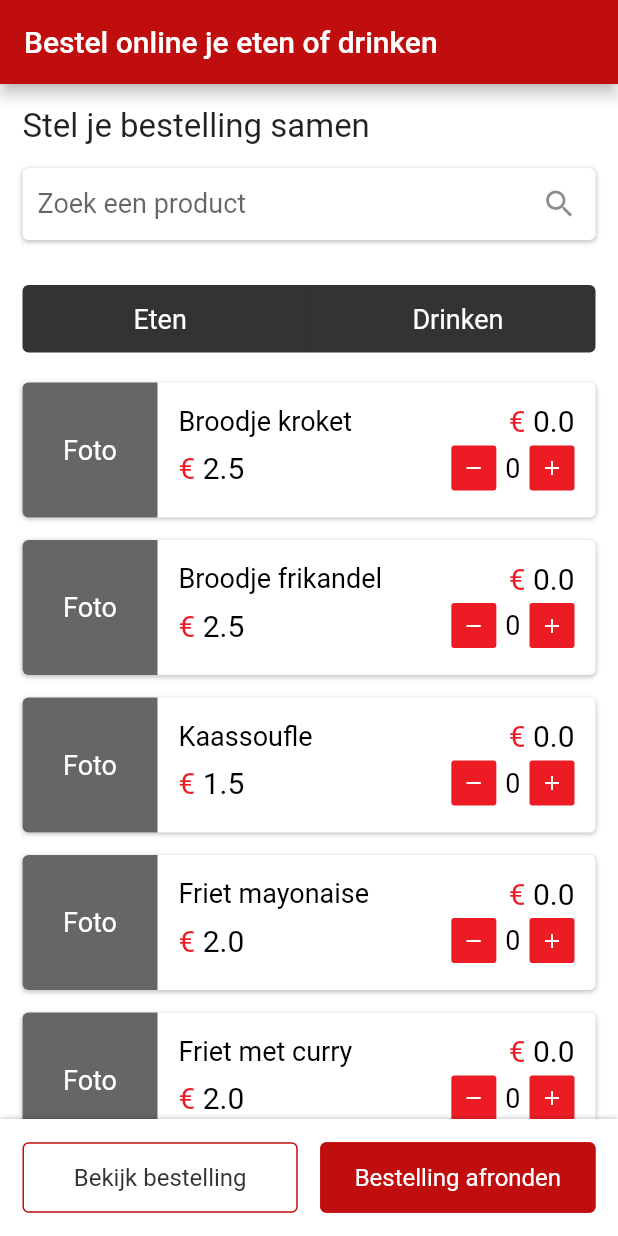
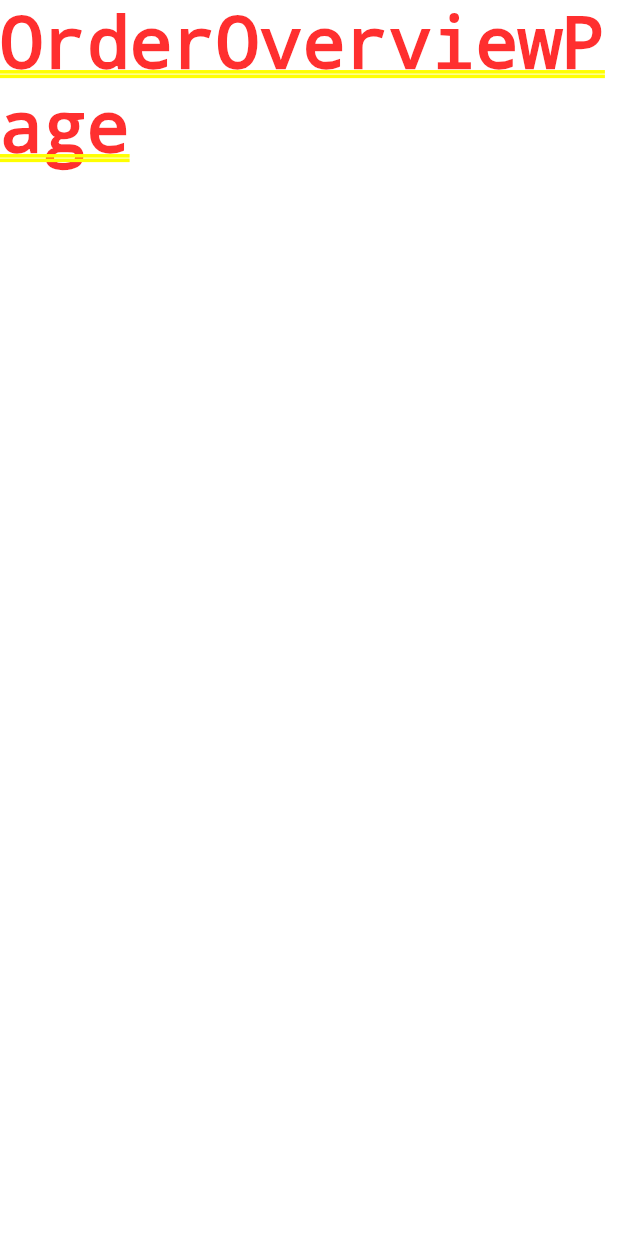
Before and after one commit to Semester6-PSV/catering-flutter-frontend, a Flutter app: the screen it shows after launch, after a tap on "Bestelling afronden", on a phone screen of 412 x 824 dp. Run offline on Flutter 3.47's test engine with Material 2 defaults, Android fonts, the light colour scheme and no system bars; Roboto replaces fonts that are missing (Klavika-Bold, Klavika-Light, Klavika-Medium).

Commit message:
Add routing

```diff
--- a/lib/main.dart
+++ b/lib/main.dart
@@ -1,6 +1,6 @@
 import 'package:flutter/material.dart';
 import 'package:catering_flutter_frontend/config/index.dart';
-import 'package:catering_flutter_frontend/pages/orderPage/index.dart';
+import 'package:catering_flutter_frontend/pages/index.dart';
 
 void main() {
   runApp(const CateringApp());
@@ -19,7 +19,11 @@ class CateringApp extends StatelessWidget {
           splashColor: COLOR_GREY_LIGHT,
           colorScheme:
               ColorScheme.fromSwatch().copyWith(secondary: COLOR_GREY)),
-      home: const OrderPage(),
+          initialRoute: '/orderPage',
+          routes: <String, WidgetBuilder>{
+            '/orderPage': (BuildContext context) => const OrderPage(),
+            '/orderOverviewPage': (BuildContext context) => const OrderOverviewPage()
+          },
     );
   }
 }
--- /dev/null
+++ b/lib/pages/index.dart
@@ -0,0 +1,2 @@
+export 'orderPage/index.dart';
+export 'orderOverviewPage/index.dart';
--- /dev/null
+++ b/lib/pages/orderOverviewPage/index.dart
@@ -0,0 +1,15 @@
+import 'package:flutter/material.dart';
+
+class OrderOverviewPage extends StatefulWidget {
+  const OrderOverviewPage({Key? key}) : super(key: key);
+
+  @override
+  OrderOverviewPageState createState() => OrderOverviewPageState();
+}
+
+class OrderOverviewPageState extends State<OrderOverviewPage> {
+  @override
+  Widget build(BuildContext context) {
+    return Container(child: const Text('OrderOverviewPage'));
+  }
+}
--- a/lib/pages/orderPage/index.dart
+++ b/lib/pages/orderPage/index.dart
@@ -58,7 +58,7 @@ class OrderPageState extends State<OrderPage> {
   }
 
   void finishOrder() {
-    return;
+    Navigator.pushNamed(context, '/orderOverviewPage');
   }
 
   void openOrderPopup(context) {
```
